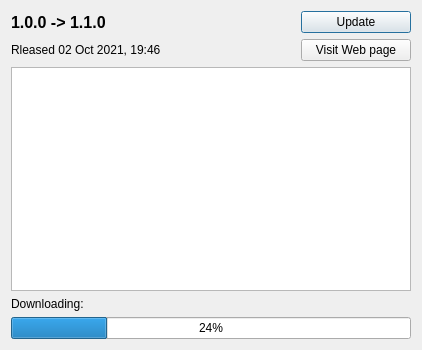
This is ui/dialogs/UpdateDialog.ui in cegui/ceed-cpp as Qt 5 draws it before an edit. The edited form follows.
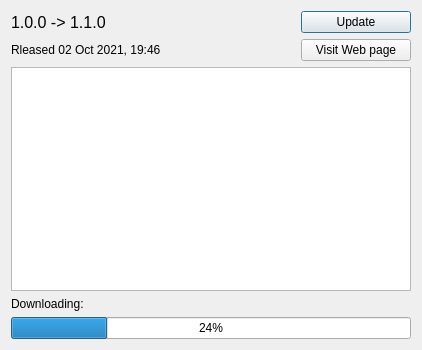
This is the edited form.

Commit message: Update asset detection, additional info in the dialog

```diff
--- a/ui/dialogs/UpdateDialog.ui
+++ b/ui/dialogs/UpdateDialog.ui
@@ -29,8 +29,8 @@
          <property name="font">
           <font>
            <pointsize>12</pointsize>
-           <weight>75</weight>
-           <bold>true</bold>
+           <weight>50</weight>
+           <bold>false</bold>
           </font>
          </property>
          <property name="text">
```
The commit also changes 2 other files.
